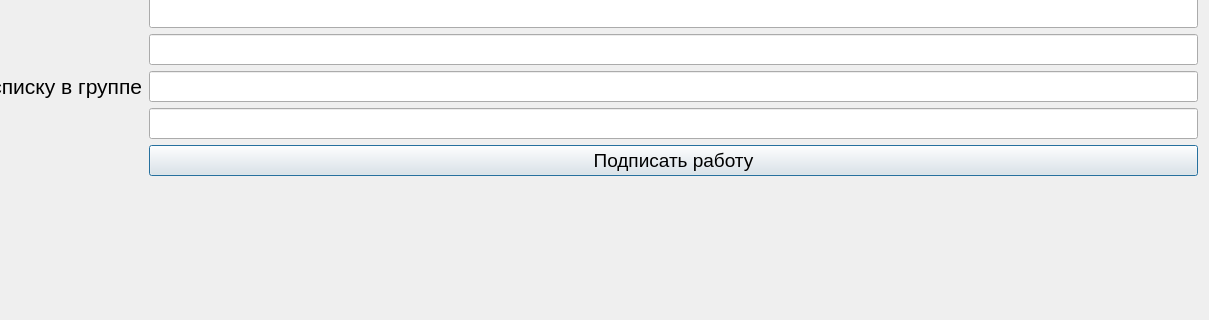
Old version of the form qt_designer_ui/startWindow.ui in the repository IvaMarin/Project-Network-Diagram-App; both pictures show x 119 to 1328 and y 433 to 753 of the 1328 by 854 pixel window.
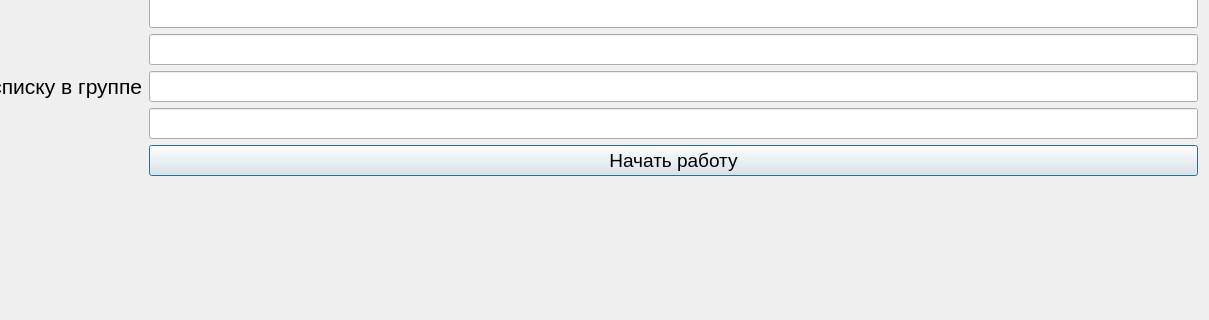
New version of the form.

Patch:
```diff
--- a/qt_designer_ui/startWindow.ui
+++ b/qt_designer_ui/startWindow.ui
@@ -129,7 +129,7 @@
         </font>
        </property>
        <property name="text">
-        <string>Подписать работу</string>
+        <string>Начать работу</string>
        </property>
        <property name="checkable">
         <bool>true</bool>
```
Left out of the diff: 10 changed lines with no effect on the pictures.
